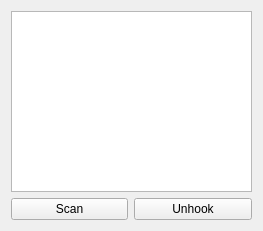
Qt form QT_GH_Injector/GuiScanHook.ui (ibrahim-elsakka/QT_GH_Injector) before a commit.
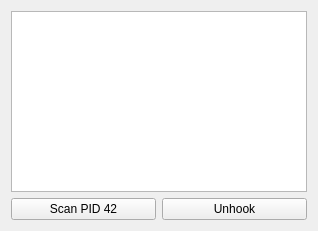
The same form after that commit.

Commit message: Add Gui Function for Scan Hook

Diff of the .ui file:
```diff
--- a/QT_GH_Injector/GuiScanHook.ui
+++ b/QT_GH_Injector/GuiScanHook.ui
@@ -6,7 +6,7 @@
    <rect>
     <x>0</x>
     <y>0</y>
-    <width>263</width>
+    <width>318</width>
     <height>231</height>
    </rect>
   </property>
@@ -26,7 +26,7 @@
      <item row="1" column="0">
       <widget class="QPushButton" name="btn_scan">
        <property name="text">
-        <string>Scan</string>
+        <string>Scan PID 42</string>
        </property>
       </widget>
      </item>
```
Left out of the diff: 12 changed lines with no effect on the pictures. The commit also changes 7 other files.
